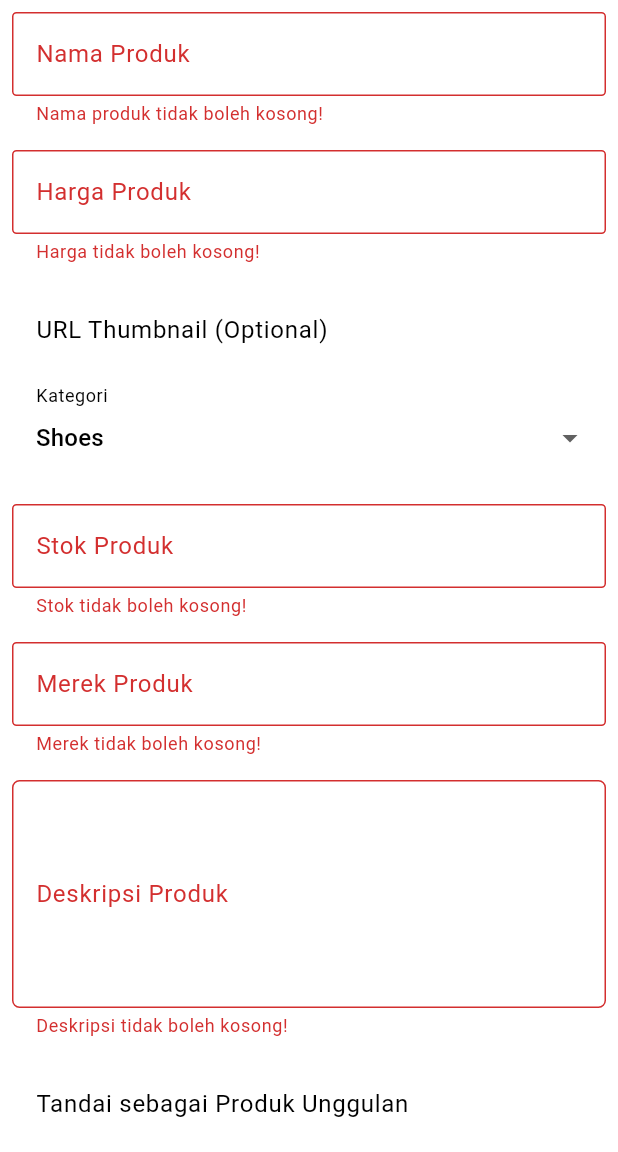
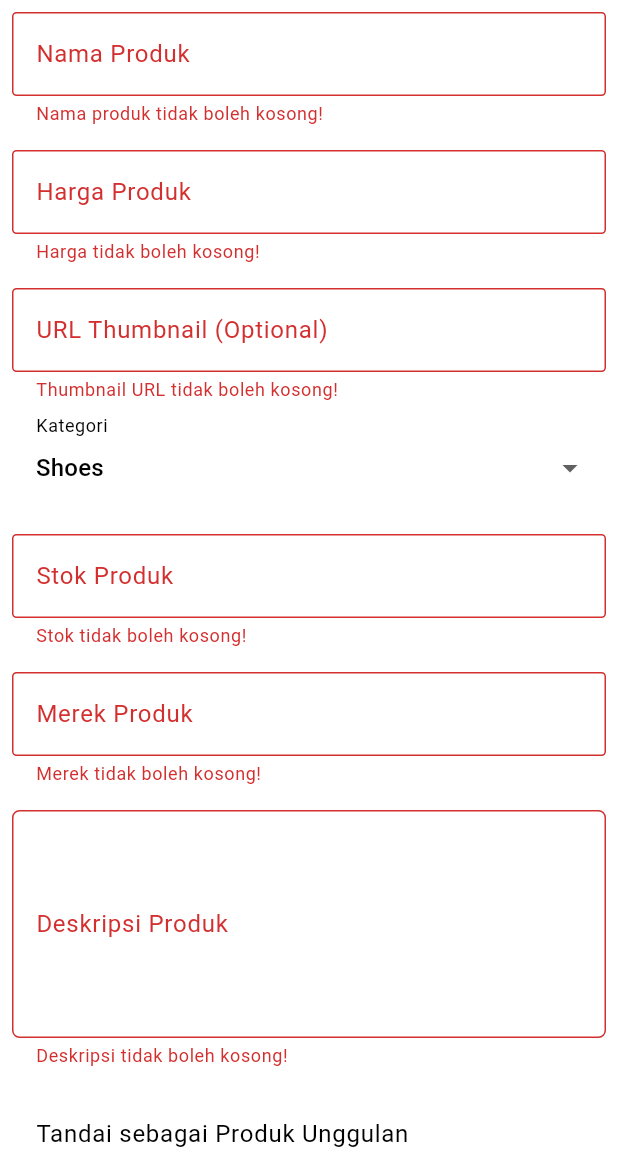
Before and after one commit to amelia-juliawati/football-shop-mobile, a Flutter app: the ProductFormPage screen opened directly, after a tap on "Save", on a phone screen of 412 x 824 dp, the part 84-1236 px from its top. Run offline on Flutter 3.47's test engine with Material 3 defaults, Android fonts, the phone set to English and light mode, and no system bars.

Commit message:
Revisi ketentuan input thumbnail

```diff
--- a/lib/screens/productlist_form.dart
+++ b/lib/screens/productlist_form.dart
@@ -126,9 +126,10 @@ class _ProductFormPageState extends State<ProductFormPage> {
                     });
                   },
                   validator: (String? value) {
-                    if (value != null &&
-                        value.isNotEmpty &&
-                        !Uri.parse(value).isAbsolute) {
+                    if (value == null || value.isEmpty) {
+                      return "Thumbnail URL tidak boleh kosong!";
+                    }
+                    if (value.isNotEmpty && !Uri.parse(value).isAbsolute) {
                       return "Masukkan URL yang valid!";
                     }
                     return null;
```
Also changed, not shown: 1 other file.
